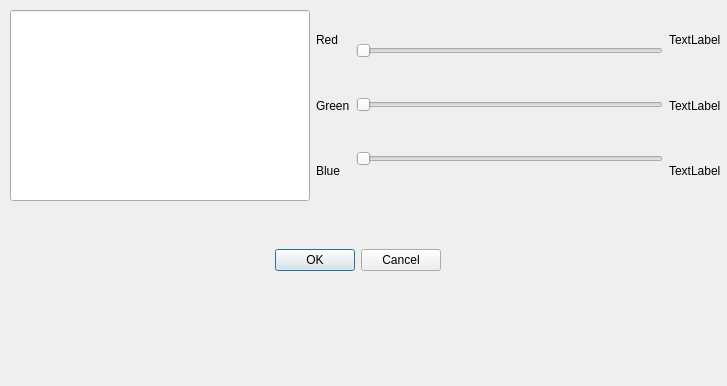
Above: WS5/WS5_Qt/option_dialog.ui from benjamintxn/2023_20364444 before the change. Below: the same form after it.
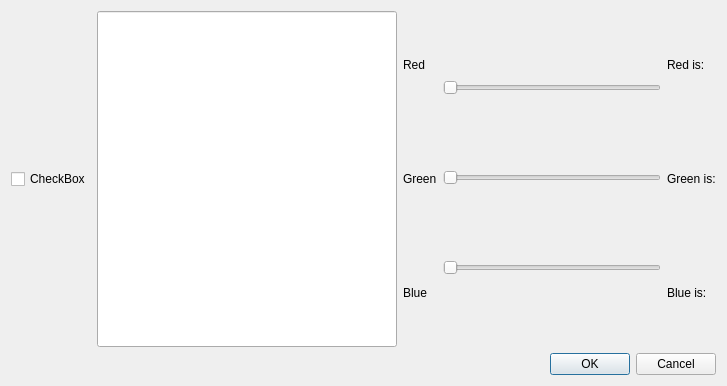
That is the form after the change.

Diff of the .ui file:
```diff
--- a/WS5/WS5_Qt/option_dialog.ui
+++ b/WS5/WS5_Qt/option_dialog.ui
@@ -13,36 +13,20 @@
   <property name="windowTitle">
    <string>Dialog</string>
   </property>
-  <widget class="QDialogButtonBox" name="buttonBox">
-   <property name="geometry">
-    <rect>
-     <x>270</x>
-     <y>240</y>
-     <width>171</width>
-     <height>41</height>
-    </rect>
-   </property>
-   <property name="orientation">
-    <enum>Qt::Horizontal</enum>
-   </property>
-   <property name="standardButtons">
-    <set>QDialogButtonBox::Cancel|QDialogButtonBox::Ok</set>
-   </property>
-  </widget>
-  <widget class="QWidget" name="">
-   <property name="geometry">
-    <rect>
-     <x>10</x>
-     <y>10</y>
-     <width>711</width>
-     <height>191</height>
-    </rect>
-   </property>
+  <layout class="QVBoxLayout" name="verticalLayout_5">
+   <item>
    <layout class="QVBoxLayout" name="verticalLayout_4">
     <item>
      <layout class="QHBoxLayout" name="horizontalLayout_2">
       <item>
        <layout class="QHBoxLayout" name="horizontalLayout">
+         <item>
+          <widget class="QCheckBox" name="checkBox">
+           <property name="text">
+            <string>CheckBox</string>
+           </property>
+          </widget>
+         </item>
         <item>
          <widget class="QLineEdit" name="lineEdit">
           <property name="sizePolicy">
@@ -116,21 +100,21 @@
         <item>
          <widget class="QLabel" name="label_4">
           <property name="text">
-           <string>TextLabel</string>
+            <string>Red is: </string>
           </property>
          </widget>
         </item>
         <item>
          <widget class="QLabel" name="label_5">
           <property name="text">
-           <string>TextLabel</string>
+            <string>Green is:</string>
           </property>
          </widget>
         </item>
         <item>
          <widget class="QLabel" name="label_6">
           <property name="text">
-           <string>TextLabel</string>
+            <string>Blue is:</string>
           </property>
          </widget>
         </item>
@@ -139,7 +123,18 @@
      </layout>
     </item>
    </layout>
-  </widget>
+   </item>
+   <item>
+    <widget class="QDialogButtonBox" name="buttonBox">
+     <property name="orientation">
+      <enum>Qt::Horizontal</enum>
+     </property>
+     <property name="standardButtons">
+      <set>QDialogButtonBox::Cancel|QDialogButtonBox::Ok</set>
+     </property>
+    </widget>
+   </item>
+  </layout>
  </widget>
  <resources/>
  <connections>
```
Lines whose indentation alone changed are shown as unchanged.
